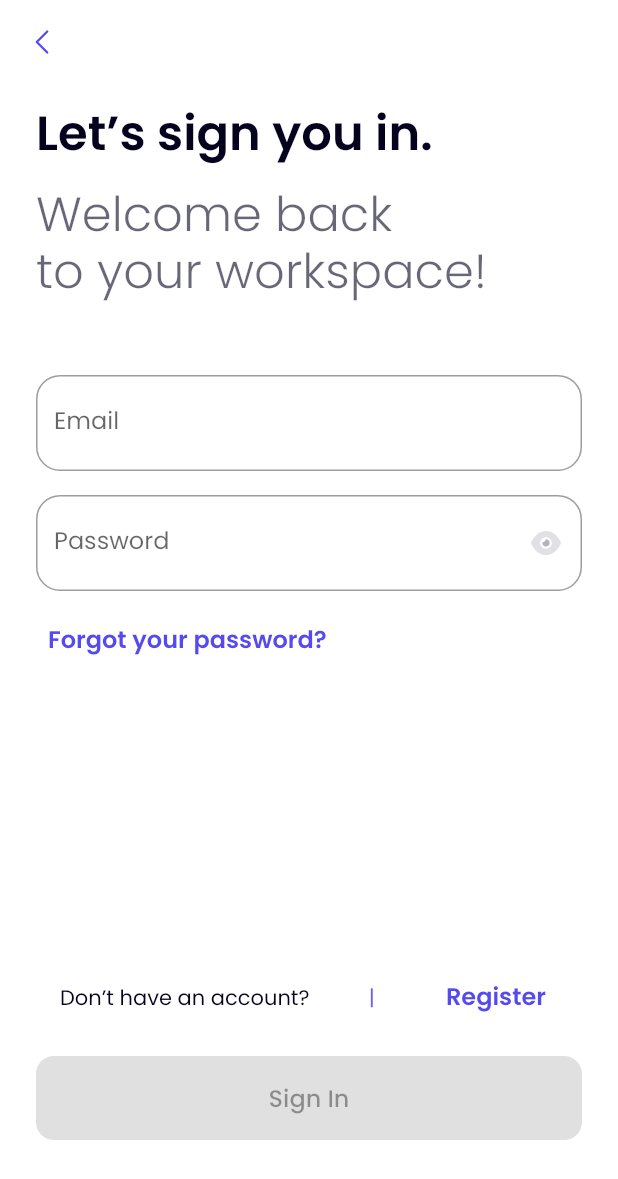
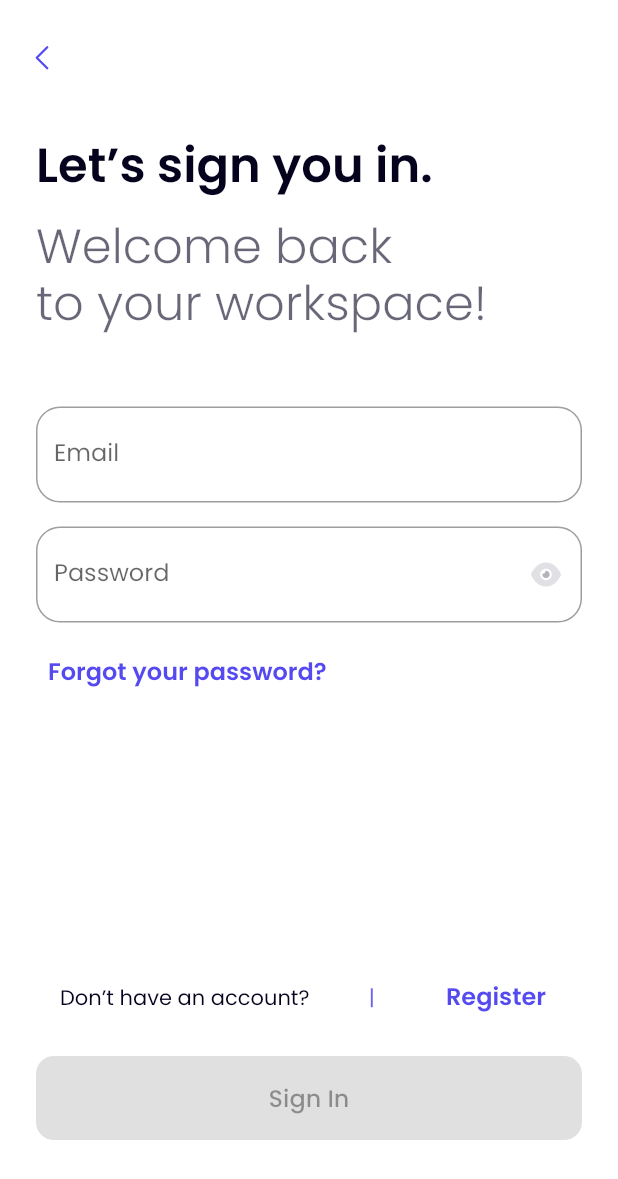
Before and after one commit to erennaltin/social_app, a Flutter app: the screen it shows after launch, on a phone screen of 412 x 824 dp. Shown: the top 1179 px of the screen. Run offline on Flutter 3.47's test engine with Material 2 defaults, Android fonts, the phone set to English and light mode, and no system bars; our stand-ins replace flutter_svg.

Commit message:
custom_app_bar

```diff
--- a/lib/core/constants/typo_constants.dart
+++ b/lib/core/constants/typo_constants.dart
@@ -3,6 +3,13 @@ import 'package:flutter/material.dart';
 const TextStyle headline3 = TextStyle(
   fontSize: 16,
   fontWeight: FontWeight.w500,
+  height: 1.5,
+  fontFamily: 'Poppins',
+);
+
+const TextStyle headline2 = TextStyle(
+  fontSize: 18,
+  fontWeight: FontWeight.w600,
   height: 1.5,
   fontFamily: 'Poppins',
 );
--- /dev/null
+++ b/lib/ui/components/app_bar_with_back_button.dart
@@ -0,0 +1,30 @@
+import 'package:flutter/material.dart';
+import 'package:flutter_svg/flutter_svg.dart';
+import 'package:social_app/core/constants/color_constants.dart';
+import 'package:social_app/core/constants/typo_constants.dart';
+
+class AppBarWithBackButton extends StatelessWidget with PreferredSizeWidget {
+  AppBarWithBackButton({super.key, this.title});
+
+  @override
+  Size preferredSize = Size.fromHeight(77.0);
+
+  final String? title;
+
+  @override
+  Widget build(BuildContext context) {
+    return AppBar(
+      elevation: title == null ? 0 : 0.5,
+      toolbarHeight: 100,
+      backgroundColor: white,
+      title: Text(title ?? "",
+          style: headline2.copyWith(
+            color: dark,
+          )),
+      leading: IconButton(
+        onPressed: () {},
+        icon: SvgPicture.asset("assets/svgs/back.svg"),
+      ),
+    );
+  }
+}
--- a/lib/ui/onboarding/first_screen/first_screen.dart
+++ b/lib/ui/onboarding/first_screen/first_screen.dart
@@ -4,7 +4,7 @@ import 'package:social_app/core/constants/spacing_constants.dart';
 import 'package:social_app/core/constants/color_constants.dart';
 import 'package:social_app/core/constants/typo_constants.dart';
 
-import '../../components/Button.dart';
+import '../../components/button.dart';
 
 class FirstScreen extends StatelessWidget {
   const FirstScreen({Key? key}) : super(key: key);
--- a/lib/ui/onboarding/sign_in/sign_in.dart
+++ b/lib/ui/onboarding/sign_in/sign_in.dart
@@ -3,8 +3,9 @@ import 'package:flutter_svg/svg.dart';
 import 'package:social_app/core/constants/color_constants.dart';
 import 'package:social_app/core/constants/spacing_constants.dart';
 import 'package:social_app/core/constants/typo_constants.dart';
-import 'package:social_app/ui/components/Button.dart';
-import 'package:social_app/ui/components/Input.dart';
+import 'package:social_app/ui/components/app_bar_with_back_button.dart';
+import 'package:social_app/ui/components/button.dart';
+import 'package:social_app/ui/components/input.dart';
 
 class SignInScreen extends StatelessWidget {
   const SignInScreen({Key? key}) : super(key: key);
@@ -12,41 +13,26 @@ class SignInScreen extends StatelessWidget {
   @override
   Widget build(BuildContext context) {
     return Scaffold(
-        appBar: AppBar(
-          elevation: 0,
-          backgroundColor: white,
-          leading: IconButton(
-            onPressed: () {},
-            icon: SvgPicture.asset("assets/svgs/back.svg"),
-          ),
-        ),
+        appBar: AppBarWithBackButton(),
         body: Padding(
           padding:
               const EdgeInsets.symmetric(horizontal: standartPadding * 1.5),
-          child: Column(
+          child: buildBody(),
+        ));
+  }
+
+  Column buildBody() {
+    return Column(
       crossAxisAlignment: CrossAxisAlignment.start,
       children: <Widget>[
         Expanded(
           child: Column(
             crossAxisAlignment: CrossAxisAlignment.start,
             children: [
-                    const Padding(
-                        padding: EdgeInsets.only(top: standartPadding)),
-                    Text(
-                      "Let’s sign you in.",
-                      style: headline1.copyWith(
-                        color: dark,
-                      ),
-                    ),
-                    const Padding(
-                        padding: EdgeInsets.only(bottom: standartPadding)),
-                    Text(
-                      "Welcome back to your workspace!",
-                      style: headline1.copyWith(
-                        color: dark60,
-                        fontWeight: FontWeight.w300,
-                      ),
-                    ),
+              const Padding(padding: EdgeInsets.only(top: standartPadding)),
+              buildTitleText(),
+              const Padding(padding: EdgeInsets.only(bottom: standartPadding)),
+              buildSubtitleText(),
               Padding(
                 padding: EdgeInsets.only(bottom: standartPadding * 3),
               ),
@@ -57,8 +43,26 @@ class SignInScreen extends StatelessWidget {
           ),
         )
       ],
+    );
+  }
+
+  Text buildSubtitleText() {
+    return Text(
+      "Welcome back to your workspace!",
+      style: headline1.copyWith(
+        color: dark60,
+        fontWeight: FontWeight.w300,
       ),
-        ));
+    );
+  }
+
+  Text buildTitleText() {
+    return Text(
+      "Let’s sign you in.",
+      style: headline1.copyWith(
+        color: dark,
+      ),
+    );
   }
 }
 
```
Lines whose indentation alone changed are shown as unchanged.
